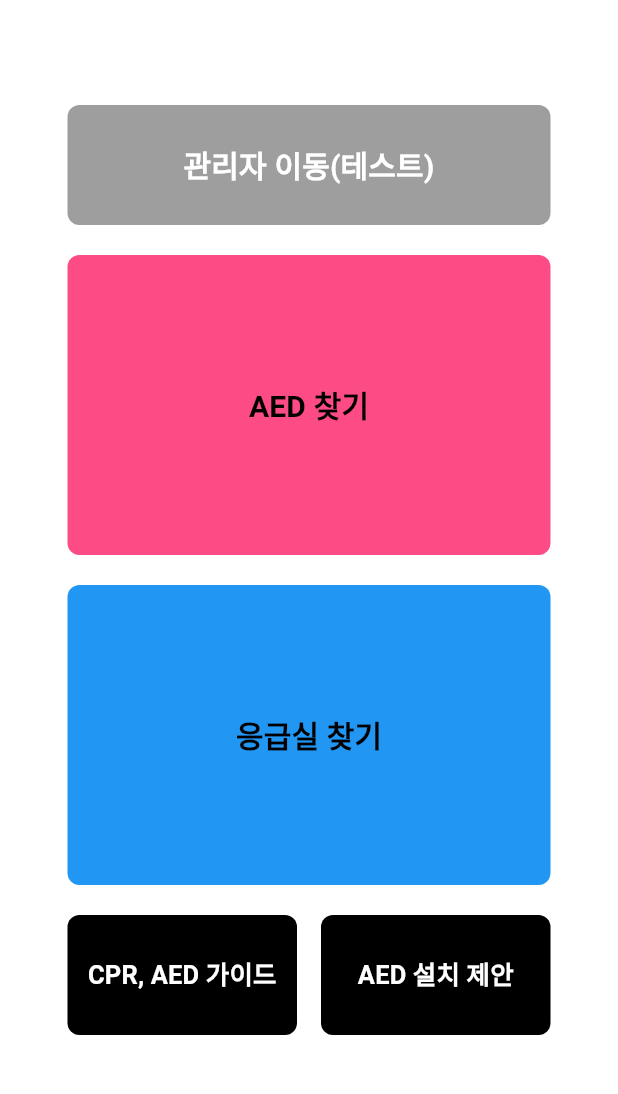
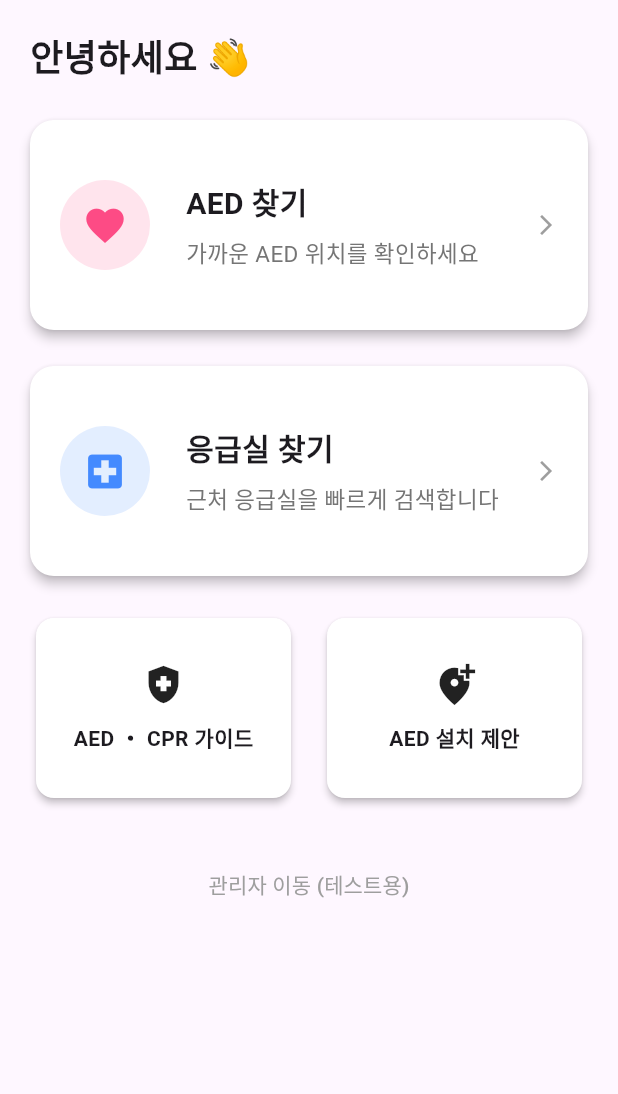
Before and after one commit to minwoo817/heartguard_project_app, a Flutter app: the Home screen opened directly, on a phone screen of 412 x 824 dp, the part 105-1199 px from its top. Run offline on Flutter 3.47's test engine with Material 3 defaults, Android fonts, the phone set to English and light mode, and no system bars; our stand-ins replace dio, fluttertoast, geolocator, image_picker, permission_handler, shared_preferences; missing offline and left inert: flutter_naver_map, get_phone_number; accounts and stored records are empty; network calls fail.

Commit message:
fix 5/8 류예나 게시판 홈, 관리자 홈 디자인 변경

```diff
--- a/lib/HeartGuard/layout/home.dart
+++ b/lib/HeartGuard/layout/home.dart
@@ -1,161 +1,163 @@
 import 'package:flutter/material.dart';
 import 'package:heartguard_project_app/HeartGuard/layout/myappbar.dart';
 
-class Home extends StatefulWidget{
+class Home extends StatefulWidget {
   @override
-  State<StatefulWidget> createState() {
-    return _HomeState();
-  }
+  State<StatefulWidget> createState() => _HomeState();
 }
 
-class _HomeState extends State<Home>{
+class _HomeState extends State<Home> {
   @override
   Widget build(BuildContext context) {
     return Scaffold(
       appBar: MyAppBar(),
-      body: LayoutBuilder(
-        builder: (context, constraints) {
-          return SingleChildScrollView(
-            child: ConstrainedBox(
-              constraints: BoxConstraints(minHeight: constraints.maxHeight),
-              child: Padding(
-                padding: const EdgeInsets.symmetric(vertical: 70.0, horizontal: 45.0),
+      backgroundColor: Color(0xFFfef7ff),
+      body: SingleChildScrollView(
+        padding: const EdgeInsets.all(20),
         child: Column(
+          crossAxisAlignment: CrossAxisAlignment.start,
+          children: [
+
+            /// 사용자 인사말
+            Row(
               mainAxisAlignment: MainAxisAlignment.spaceBetween,
               children: [
-                    // 삭제예정 (관리자 페이지로 이동)
-                    SizedBox(
-                      width: double.infinity,
-                      height: 80,
-                      child: TextButton(
-                        onPressed: () => Navigator.pushNamed(context, "/adminhome"),
-                        style: TextButton.styleFrom(
-                          backgroundColor: Colors.grey,
-                          foregroundColor: Colors.white,
-                          shape: RoundedRectangleBorder(
-                              borderRadius: BorderRadius.circular(8)
+                Text("안녕하세요 👋", style: TextStyle(fontSize: 24, fontWeight: FontWeight.bold)),
+
+              ],
             ),
+            SizedBox(height: 24),
+
+            /// AED 찾기 카드
+            _buildFeatureCard(
+              title: "AED 찾기",
+              description: "가까운 AED 위치를 확인하세요",
+              icon: Icons.favorite,
+              color: Color(0xFFfd4b85),
+              onTap: () => Navigator.pushNamed(context, "/mapview"),
             ),
-                        child: Text("관리자 이동(테스트)",
-                          style: TextStyle(
-                            fontSize: 20,
-                            fontWeight: FontWeight.w600,
+
+            /// 응급실 찾기 카드
+            _buildFeatureCard(
+              title: "응급실 찾기",
+              description: "근처 응급실을 빠르게 검색합니다",
+              icon: Icons.local_hospital,
+              color: Colors.blueAccent,
+              onTap: () => Navigator.pushNamed(context, "/mapview"),
             ),
-                        ),
-                      ),
-                    ),
-                    SizedBox(height: 20),
 
-                    // AED 찾기
-                    SizedBox(
-                      width: double.infinity,
-                      height: 200,
-                      child: TextButton(
-                        onPressed: () => Navigator.pushNamed(context, "/mapview"),
-                        style: TextButton.styleFrom(
-                          backgroundColor: Color(0xFFfd4b85),
-                          foregroundColor: Colors.black,
-                          shape: RoundedRectangleBorder(
-                            borderRadius: BorderRadius.circular(8)
-                          ),
-                        ),
-                        child: Text("AED 찾기",
-                          style: TextStyle(
-                            fontSize: 20,
-                            fontWeight: FontWeight.w600,
-                          ),
-                        ),
-                      ),
-                    ),
-                    SizedBox(height: 20),
-
-                    // 응급실 찾기
-                    SizedBox(
-                      width: double.infinity,
-                      height: 200,
-                      child: TextButton(
-                        onPressed: () => Navigator.pushNamed(context, "/mapview"),
-                        style: TextButton.styleFrom(
-                          backgroundColor: Colors.blue,
-                          foregroundColor: Colors.black,
-                          shape: RoundedRectangleBorder(
-                            borderRadius: BorderRadius.circular(8)
-                          ),
-                        ),
-                        child: Text("응급실 찾기",
-                          style: TextStyle(
-                            fontSize: 20,
-                            fontWeight: FontWeight.w600,
-                          ),
-                        ),
-                      ),
-                    ),
-                    SizedBox(height: 20),
-
-                    // CPR, AED 가이드 / AED 설치 제안
+            /// CPR 가이드 + AED 제안 카드
             Row(
               children: [
                 Expanded(
-                          child: SizedBox(
-                            height: 80,
-                            child: TextButton(
-                              onPressed: () => Navigator.pushNamed(
-                                context,
-                                "/board",
-                                arguments: {"category": 1}, // 1 = CPR, AED 가이드 (공지사항)
-                              ),
-                              style: TextButton.styleFrom(
-                                backgroundColor: Colors.black,
-                                foregroundColor: Colors.white,
-                                shape: RoundedRectangleBorder(
-                                  borderRadius: BorderRadius.circular(8)
-                                ),
-                              ),
-                              child: Text("CPR, AED 가이드",
-                                style: TextStyle(
-                                  fontSize: 17,
-                                  fontWeight: FontWeight.w600,
-                                ),
-                              ),
+                  child: _buildMiniCard(
+                    title: "AED ・ CPR 가이드",
+                    icon: Icons.health_and_safety,
+                    onTap: () => Navigator.pushNamed(
+                      context, "/board", arguments: {"category": 1},
                     ),
                   ),
                 ),
                 SizedBox(width: 16),
                 Expanded(
-                          child: SizedBox(
-                            height: 80,
-                            child: TextButton(
-                              onPressed: () => Navigator.pushNamed(
-                                context,
-                                "/board",
-                                arguments: {"category": 2}, // 2 = AED 설치 제안
-                              ),
-                              style: TextButton.styleFrom(
-                                backgroundColor: Colors.black,
-                                foregroundColor: Colors.white,
-                                shape: RoundedRectangleBorder(
-                                  borderRadius: BorderRadius.circular(8),
-                                ),
-                              ),
-                              child: Text("AED 설치 제안",
-                                style: TextStyle(
-                                  fontSize: 17,
-                                  fontWeight: FontWeight.w600,
-                                ),
-                              ),
+                  child: _buildMiniCard(
+                    title: "AED 설치 제안",
+                    icon: Icons.add_location_alt,
+                    onTap: () => Navigator.pushNamed(
+                      context, "/board", arguments: {"category": 2},
                     ),
                   ),
                 ),
               ],
             ),
+
+            SizedBox(height: 30),
+
+            /// 관리자 이동 버튼 (테스트용)
+            Center(
+              child: TextButton(
+                onPressed: () => Navigator.pushNamed(context, "/adminhome"),
+                child: Text("관리자 이동 (테스트용)", style: TextStyle(color: Colors.grey)),
+              ),
+            ),
+
+            SizedBox(height: 40), // 하단 여백 추가로 더 안정적인 화면 구성
+          ],
+        ),
+      ),
+    );
+  }
+
+  /// 메인 기능 카드 위젯
+  Widget _buildFeatureCard({
+    required String title,
+    required String description,
+    required IconData icon,
+    required Color color,
+    required VoidCallback onTap,
+  }) {
+    return GestureDetector(
+      onTap: onTap,
+      child: Card(
+        shape: RoundedRectangleBorder(borderRadius: BorderRadius.circular(16)),
+        color: Colors.white,
+        margin: const EdgeInsets.only(bottom: 24),
+        elevation: 3,
+        child: Container(
+          height: 140, // 높이 증가
+          padding: const EdgeInsets.symmetric(horizontal: 20),
+          child: Row(
+            children: [
+              CircleAvatar(
+                radius: 30,
+                backgroundColor: color.withOpacity(0.15),
+                child: Icon(icon, color: color, size: 30),
+              ),
+              SizedBox(width: 24),
+              Expanded(
+                child: Column(
+                  mainAxisAlignment: MainAxisAlignment.center,
+                  crossAxisAlignment: CrossAxisAlignment.start,
+                  children: [
+                    Text(title, style: TextStyle(fontSize: 20, fontWeight: FontWeight.w600)),
+                    SizedBox(height: 8),
+                    Text(description, style: TextStyle(fontSize: 15, color: Colors.grey[600])),
+                  ],
+                ),
+              ),
+              Icon(Icons.arrow_forward_ios, size: 16, color: Colors.grey),
             ],
           ),
         ),
       ),
     );
-        },
+  }
+
+  /// 하단 기능 미니 카드 (2개 나란히)
+  Widget _buildMiniCard({
+    required String title,
+    required IconData icon,
+    required VoidCallback onTap,
+  }) {
+    return GestureDetector(
+      onTap: onTap,
+      child: Card(
+        shape: RoundedRectangleBorder(borderRadius: BorderRadius.circular(12)),
+        color: Colors.white,
+        elevation: 2,
+        child: Container(
+          padding: const EdgeInsets.all(20),
+          height: 120,
+          child: Column(
+            mainAxisAlignment: MainAxisAlignment.center,
+            children: [
+              Icon(icon, size: 30, color: Colors.black87),
+              SizedBox(height: 10),
+              Text(title, style: TextStyle(fontWeight: FontWeight.w600)),
+            ],
           ),
-      backgroundColor: Colors.white,
+        ),
+      ),
     );
   }
 }
```
Also changed, not shown: lib/HeartGuard/layout/adminhome.dart (+93 -120 lines). Lines whose indentation alone changed are shown as unchanged.
